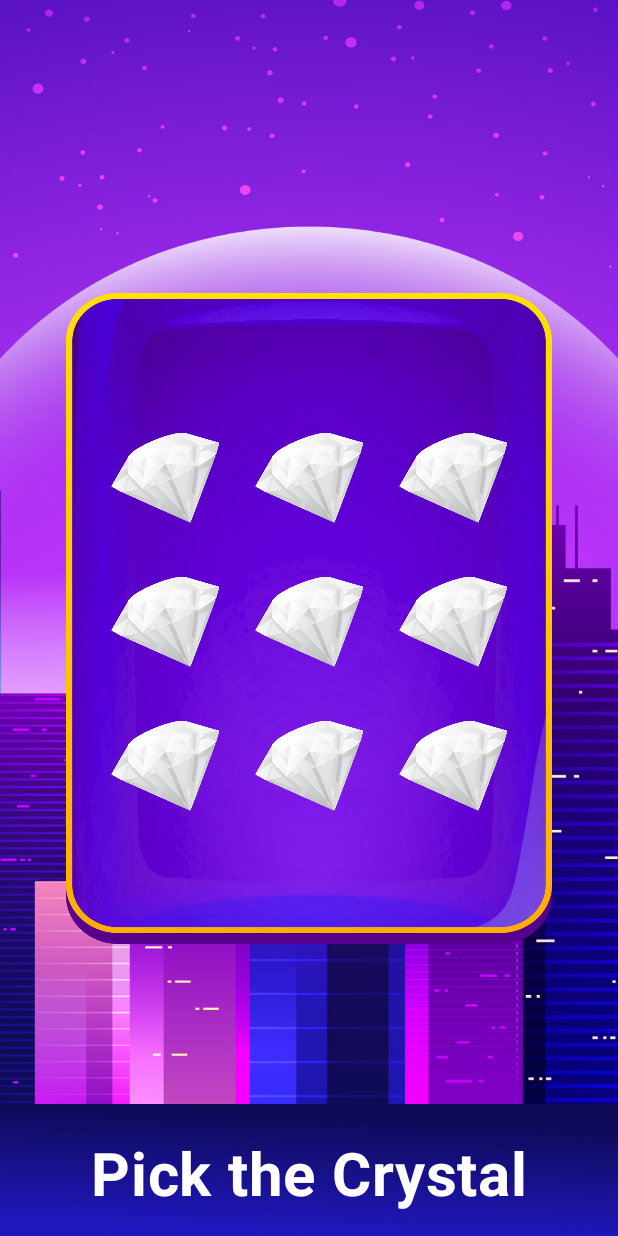
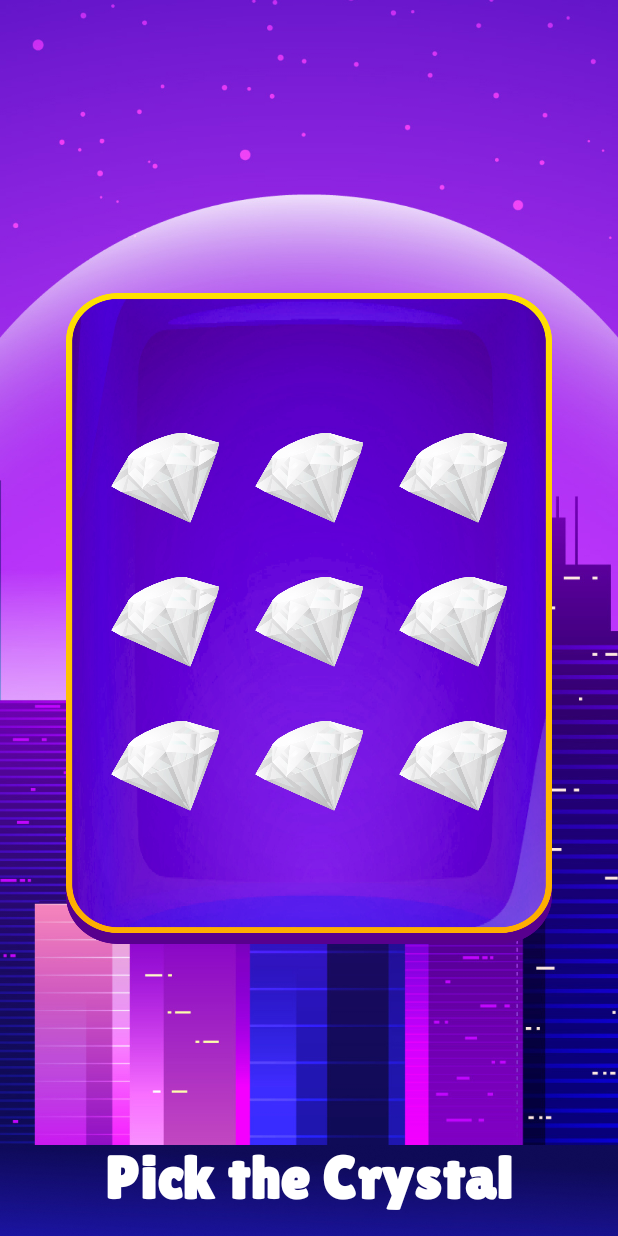
Before and after one commit to arthsar7/PlinkoDropMaze, an Android app built with Jetpack Compose: the CrystalGameScreen screen opened through its navigation route, on a phone screen of 412 x 824 dp. Run offline under Robolectric (Android 15) with nearby library versions, the phone set to English and light mode, and no system bars.

Commit message:
чйчй

```diff
--- a/app/src/main/java/com/plinkodropmazze/app/presentation/view/CrystalGameScreen.kt
+++ b/app/src/main/java/com/plinkodropmazze/app/presentation/view/CrystalGameScreen.kt
@@ -1,23 +1,35 @@
 package com.plinkodropmazze.app.presentation.view
 
 import androidx.compose.foundation.Image
-import androidx.compose.foundation.background
 import androidx.compose.foundation.clickable
-import androidx.compose.foundation.layout.*
+import androidx.compose.foundation.layout.Arrangement
+import androidx.compose.foundation.layout.Box
+import androidx.compose.foundation.layout.Column
+import androidx.compose.foundation.layout.Row
+import androidx.compose.foundation.layout.Spacer
+import androidx.compose.foundation.layout.fillMaxHeight
+import androidx.compose.foundation.layout.fillMaxSize
+import androidx.compose.foundation.layout.fillMaxWidth
+import androidx.compose.foundation.layout.height
+import androidx.compose.foundation.layout.padding
+import androidx.compose.foundation.layout.size
+import androidx.compose.foundation.layout.width
 import androidx.compose.foundation.shape.RoundedCornerShape
-import androidx.compose.material3.*
-import androidx.compose.runtime.*
+import androidx.compose.material3.Text
+import androidx.compose.runtime.Composable
+import androidx.compose.runtime.getValue
+import androidx.compose.runtime.mutableStateOf
+import androidx.compose.runtime.remember
+import androidx.compose.runtime.setValue
 import androidx.compose.ui.Alignment
 import androidx.compose.ui.Modifier
 import androidx.compose.ui.draw.clip
-import androidx.compose.ui.draw.paint
 import androidx.compose.ui.graphics.Color
 import androidx.compose.ui.graphics.ColorFilter
 import androidx.compose.ui.graphics.painter.Painter
 import androidx.compose.ui.layout.ContentScale
 import androidx.compose.ui.res.painterResource
 import androidx.compose.ui.text.font.FontWeight
-import androidx.compose.ui.tooling.preview.Preview
 import androidx.compose.ui.unit.dp
 import androidx.compose.ui.unit.sp
 import androidx.compose.ui.window.Dialog
@@ -25,7 +37,6 @@ import com.ancient.flow.game.presentation.navigation.Screen
 import com.pinrushcollect.app.data.Prefs
 import com.plinkodropmazze.app.R
 import com.plinkodropmazze.app.data.DailyBonusManager
-import kotlin.random.Random
 
 
 @Composable
@@ -41,15 +52,10 @@ fun CrystalGameScreen(onNext:(Screen ) -> Unit,dailyBonusManager: DailyBonusMana
         painterResource(id = R.drawable.panel_settings_bg) // Замените на ваше фоновое изображение
 
     Box(
-        modifier = Modifier.fillMaxSize(),
+        modifier = Modifier.fillMaxSize().appBg(),
         contentAlignment = Alignment.Center,
     ) {
-        Image(
-            painter = painterResource(id = R.drawable.bg),
-            contentDescription = null,
-            contentScale = ContentScale.FillBounds,
-            modifier = Modifier.fillMaxSize()
-        )
+
         Column(horizontalAlignment = Alignment.CenterHorizontally) {
             Box(
                 modifier = Modifier
--- a/app/src/main/java/com/plinkodropmazze/app/presentation/view/MenuScreen.kt
+++ b/app/src/main/java/com/plinkodropmazze/app/presentation/view/MenuScreen.kt
@@ -9,6 +9,7 @@ import androidx.compose.foundation.layout.Row
 import androidx.compose.foundation.layout.fillMaxSize
 import androidx.compose.foundation.layout.fillMaxWidth
 import androidx.compose.foundation.layout.height
+import androidx.compose.foundation.layout.padding
 import androidx.compose.foundation.layout.size
 import androidx.compose.foundation.layout.width
 import androidx.compose.foundation.rememberScrollState
@@ -49,12 +50,14 @@ fun MenuScreen(
             .then(
                 if (isShowSettings) Modifier.blur(30.dp) else Modifier
             ),
-        verticalArrangement = Arrangement.Center
+        verticalArrangement = Arrangement.Center,
+        horizontalAlignment = Alignment.CenterHorizontally
     ) {
         TopBar(onSettings = { isShowSettings = true }, onShop = onShop)
         Image(
             painter = painterResource(id = R.drawable.plinko_logo),
-            contentDescription = null
+            contentDescription = null,
+            modifier = Modifier.size(300.dp)
         )
         Image(
             painter = painterResource(id = R.drawable.play_btn),
@@ -84,7 +87,7 @@ fun SettingsDialog(
     var musicValue by remember { mutableFloatStateOf(0.5f) }
     var soundValue by remember { mutableFloatStateOf(0.5f) }
     val list = remember {
-        listOf(R.drawable.bg_1, R.drawable.bg_2, R.drawable.bg_3,)
+        listOf(R.drawable.bg_1, R.drawable.bg_2, R.drawable.bg_3)
     }
     Dialog(onDismissRequest = onDismiss) {
         Column(
@@ -96,7 +99,8 @@ fun SettingsDialog(
                     .paint(
                         painter = painterResource(id = R.drawable.panel_settings_bg),
                         contentScale = ContentScale.Crop
-                    )
+                    ),
+                horizontalAlignment = Alignment.CenterHorizontally
             ) {
                 Text(
                     text = "Settings",
@@ -114,6 +118,7 @@ fun SettingsDialog(
                             contentDescription = null,
                             modifier = Modifier
                                 .weight(1f)
+                                .padding(3.dp)
                         )
                     }
                 }
@@ -138,12 +143,18 @@ fun TopBar(
     Row(
         modifier = modifier,
         horizontalArrangement = Arrangement.SpaceBetween,
-        verticalAlignment = androidx.compose.ui.Alignment.CenterVertically
+        verticalAlignment = Alignment.CenterVertically
     ) {
-        IconButton(onClick = onSettings) {
+        IconButton(
+            onClick = onSettings,
+            modifier = Modifier.size(100.dp)
+        ) {
             Image(
                 painter = painterResource(id = R.drawable.settings_btn),
-                contentDescription = null
+                contentDescription = null,
+                modifier = Modifier
+                    .width(80.dp)
+                    .height(80.dp)
             )
         }
         Row(
@@ -151,12 +162,12 @@ fun TopBar(
             horizontalArrangement = Arrangement.Center,
             modifier = Modifier
                 .weight(1f)
+                .padding(horizontal = 4.dp)
+                .height(70.dp)
                 .paint(
                     painter = painterResource(id = R.drawable.balance_bar),
                     contentScale = ContentScale.FillBounds
                 )
-                .width(100.dp)
-                .height(80.dp)
         ) {
             Text(text = Prefs.coin.toString())
             Image(
@@ -168,10 +179,16 @@ fun TopBar(
             )
         }
 
-        IconButton(onClick = onShop) {
+        IconButton(
+            onClick = onShop,
+            modifier = Modifier.size(100.dp)
+        ) {
             Image(
                 painter = painterResource(id = R.drawable.shop_btn),
-                contentDescription = null
+                contentDescription = null,
+                modifier = Modifier
+                    .width(80.dp)
+                    .height(80.dp)
             )
         }
     }
@@ -194,6 +211,7 @@ fun Modifier.clickableNoRipple(onClick: () -> Unit) = then(
         onClick = onClick
     )
 )
+
 @Preview
 @Composable
 fun MenuScreenPreview() {
--- a/app/src/main/java/com/plinkodropmazze/app/ui/theme/Type.kt
+++ b/app/src/main/java/com/plinkodropmazze/app/ui/theme/Type.kt
@@ -1,19 +1,26 @@
 package com.plinkodropmazze.app.ui.theme
 
 import androidx.compose.material3.Typography
+import androidx.compose.ui.graphics.Color
 import androidx.compose.ui.text.TextStyle
+import androidx.compose.ui.text.font.Font
 import androidx.compose.ui.text.font.FontFamily
 import androidx.compose.ui.text.font.FontWeight
 import androidx.compose.ui.unit.sp
+import com.plinkodropmazze.app.R
 
+val font = FontFamily(
+    Font(R.font.lilita)
+)
 // Set of Material typography styles to start with
 val Typography = Typography(
     bodyLarge = TextStyle(
-        fontFamily = FontFamily.Default,
+        fontFamily = font,
         fontWeight = FontWeight.Normal,
         fontSize = 16.sp,
         lineHeight = 24.sp,
-        letterSpacing = 0.5.sp
+        letterSpacing = 0.5.sp,
+        color = Color.White
     )
     /* Other default text styles to override
     titleLarge = TextStyle(
```
Also changed, not shown: app/src/main/res/font/lilita.ttf (added).
